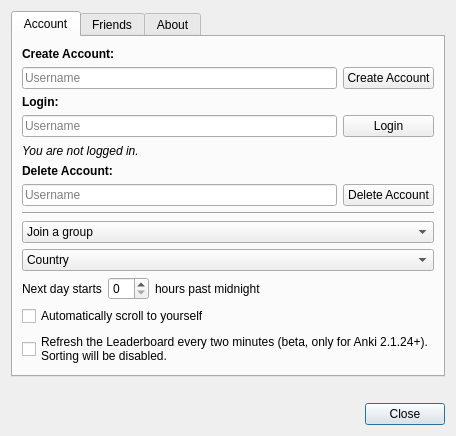
First picture: the form in designer/setup.ui, repository ThoreBor/Anki_Leaderboard, before the edit.
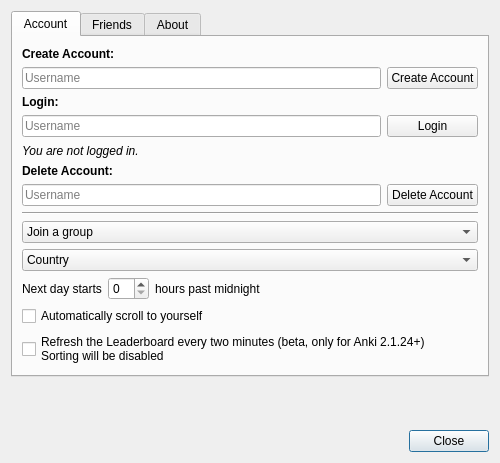
Second picture: the form after the edit. Icons and pictures are not drawn.

Commit message: added MCAT to groups

The edit to the form file:
```diff
--- a/designer/setup.ui
+++ b/designer/setup.ui
@@ -6,8 +6,8 @@
    <rect>
     <x>0</x>
     <y>0</y>
-    <width>417</width>
-    <height>436</height>
+    <width>500</width>
+    <height>463</height>
    </rect>
   </property>
   <property name="sizePolicy">
@@ -252,8 +252,8 @@
        <item row="4" column="0">
         <widget class="QCheckBox" name="refresh">
          <property name="text">
-          <string>Refresh the Leaderboard every two minutes (beta, only for Anki 2.1.24+).
-Sorting will be disabled.</string>
+          <string>Refresh the Leaderboard every two minutes (beta, only for Anki 2.1.24+)
+Sorting will be disabled</string>
          </property>
         </widget>
        </item>
```
Left out of the diff: 5 changed lines with no effect on the pictures.
